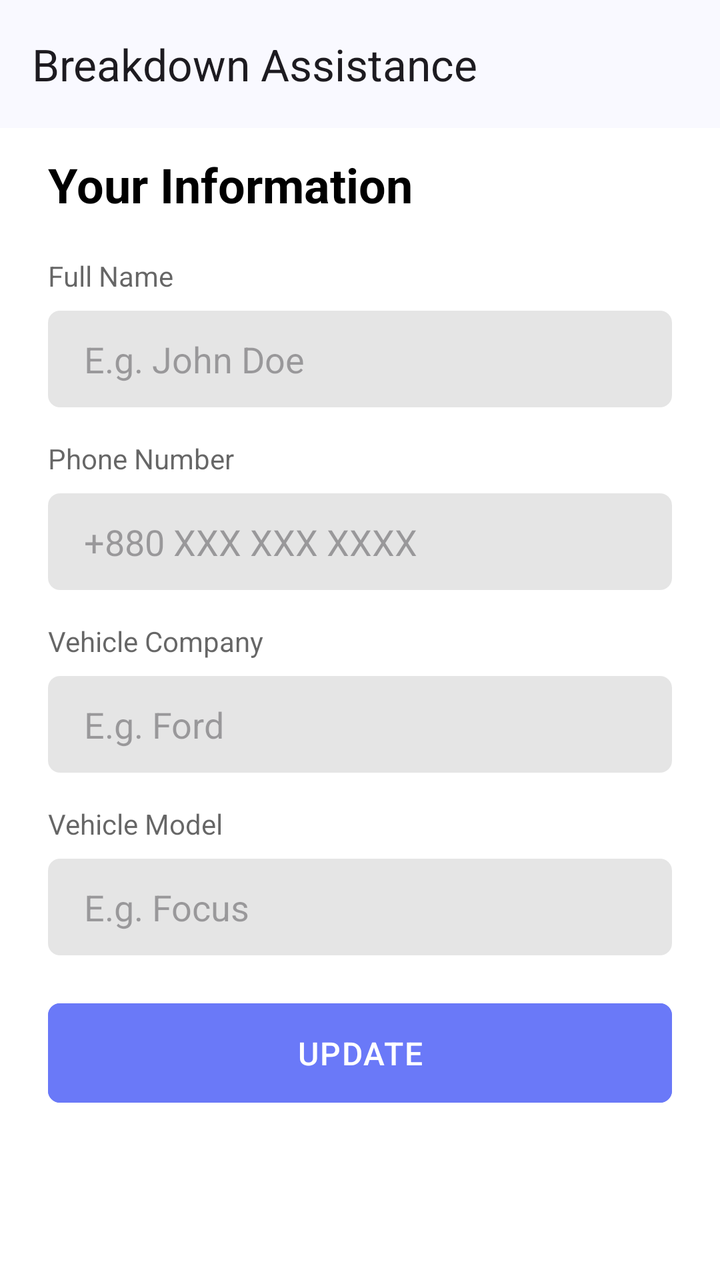
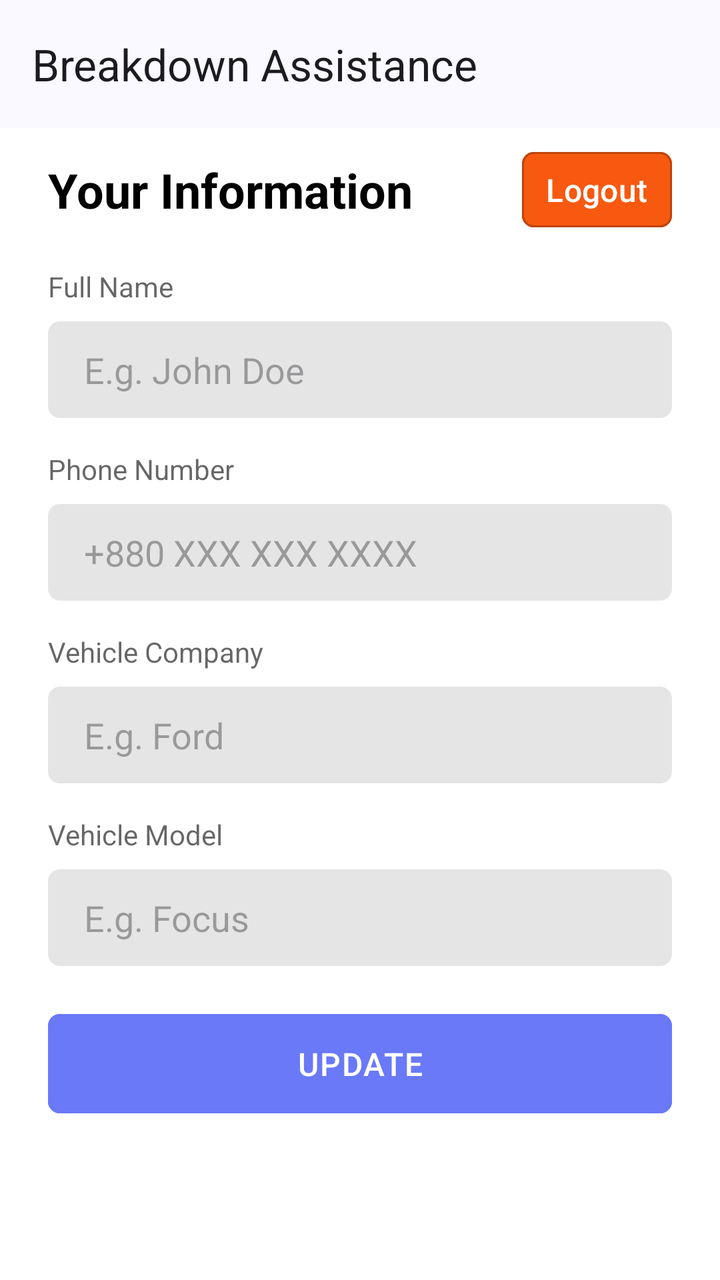

Screens rendered from an Android XML layout before and after an edit, with the pre-edit source and the edit as a unified diff.
<!-- AndroidManifest.xml: application theme Theme.BreakdownAssistance -->
<!-- res/layout/fragment_profile.xml -->
<?xml version="1.0" encoding="utf-8"?>
<androidx.coordinatorlayout.widget.CoordinatorLayout xmlns:android="http://schemas.android.com/apk/res/android"
    xmlns:app="http://schemas.android.com/apk/res-auto"
    xmlns:tools="http://schemas.android.com/tools"
    android:layout_width="match_parent"
    android:layout_height="match_parent"
    tools:context=".ui.fragments.ProfileFragment">

    <androidx.core.widget.NestedScrollView
        android:id="@+id/nestedScrollView"
        android:layout_width="match_parent"
        android:layout_height="match_parent"
        app:layout_behavior="@string/appbar_scrolling_view_behavior">

        <LinearLayout
            android:layout_width="match_parent"
            android:layout_height="match_parent"
            android:orientation="vertical"
            android:paddingHorizontal="24dp"
            android:paddingVertical="12dp">

            <TextView
                android:layout_width="wrap_content"
                android:layout_height="wrap_content"
                android:layout_marginBottom="20dp"
                android:text="Your Information"
                android:textColor="@color/black"
                android:textSize="24sp"
                android:textStyle="bold" />

            <TextView
                android:layout_width="wrap_content"
                android:layout_height="wrap_content"
                android:layout_gravity="start"
                android:alpha="0.6"
                android:text="Full Name"
                android:textColor="@color/black"
                android:textSize="14sp" />

            <EditText
                android:id="@+id/editTextFullName"
                android:layout_width="match_parent"
                android:layout_height="wrap_content"
                android:layout_marginTop="8dp"
                android:background="@drawable/yellow_edittext_bg"
                android:hint="E.g. John Doe"
                android:inputType="textPersonName"
                android:paddingHorizontal="18dp"
                android:paddingVertical="12dp" />

            <TextView
                android:layout_width="wrap_content"
                android:layout_height="wrap_content"
                android:layout_gravity="start"
                android:layout_marginTop="16dp"
                android:alpha="0.6"
                android:text="Phone Number"
                android:textColor="@color/black"
                android:textSize="14sp" />

            <EditText
                android:id="@+id/editTextPhoneNumber"
                android:layout_width="match_parent"
                android:layout_height="wrap_content"
                android:layout_marginTop="8dp"
                android:background="@drawable/yellow_edittext_bg"
                android:hint="+880 XXX XXX XXXX"
                android:inputType="phone"
                android:paddingHorizontal="18dp"
                android:paddingVertical="12dp" />

            <TextView
                android:layout_width="wrap_content"
                android:layout_height="wrap_content"
                android:layout_gravity="start"
                android:layout_marginTop="16dp"
                android:alpha="0.6"
                android:text="Vehicle Company"
                android:textColor="@color/black"
                android:textSize="14sp" />

            <EditText
                android:id="@+id/editTextVehicleCompany"
                android:layout_width="match_parent"
                android:layout_height="wrap_content"
                android:layout_marginTop="8dp"
                android:background="@drawable/yellow_edittext_bg"
                android:hint="E.g. Ford"
                android:inputType="text"
                android:paddingHorizontal="18dp"
                android:paddingVertical="12dp" />

            <TextView
                android:layout_width="wrap_content"
                android:layout_height="wrap_content"
                android:layout_gravity="start"
                android:layout_marginTop="16dp"
                android:alpha="0.6"
                android:text="Vehicle Model"
                android:textColor="@color/black"
                android:textSize="14sp" />

            <EditText
                android:id="@+id/editTextVehicleModel"
                android:layout_width="match_parent"
                android:layout_height="wrap_content"
                android:layout_marginTop="8dp"
                android:background="@drawable/yellow_edittext_bg"
                android:hint="E.g. Focus"
                android:inputType="text"
                android:paddingHorizontal="18dp"
                android:paddingVertical="12dp" />

            <com.google.android.material.button.MaterialButton
                android:id="@+id/btnContinue"
                android:layout_width="match_parent"
                android:layout_height="wrap_content"
                android:layout_marginTop="20dp"
                android:backgroundTint="@color/accent"
                android:letterSpacing="0.04"
                android:paddingVertical="14dp"
                android:text="UPDATE"
                android:textColor="@color/white"
                android:textSize="16sp"
                app:cornerRadius="6dp" />

        </LinearLayout>
    </androidx.core.widget.NestedScrollView>

    <include
        android:id="@+id/header"
        layout="@layout/view_toolbar" />

</androidx.coordinatorlayout.widget.CoordinatorLayout>
<!-- res/layout/view_toolbar.xml (included above) -->
<?xml version="1.0" encoding="utf-8"?>
<com.google.android.material.appbar.AppBarLayout xmlns:android="http://schemas.android.com/apk/res/android"
    xmlns:app="http://schemas.android.com/apk/res-auto"
    xmlns:tools="http://schemas.android.com/tools"
    android:id="@+id/appBarLayout"
    android:layout_width="match_parent"
    android:layout_height="wrap_content"
    android:fitsSystemWindows="true"
    app:liftOnScroll="true">

    <com.google.android.material.appbar.MaterialToolbar
        android:id="@+id/toolbar"
        android:layout_width="match_parent"
        android:layout_height="?attr/actionBarSize"
        android:paddingEnd="24dp"
        app:contentInsetStartWithNavigation="0dp"
        app:maxLines="1"
        app:navigationIconTint="?attr/colorOnSurface"
        app:title="@string/app_name"
        app:titleTextAppearance="@style/TextAppearance.Material3.TitleLarge"
        app:titleTextEllipsize="end"
        tools:ignore="RtlSymmetry" />

    <ProgressBar
        android:id="@+id/progress"
        style="@style/Base.Widget.AppCompat.ProgressBar.Horizontal"
        android:layout_width="match_parent"
        android:layout_height="wrap_content"
        android:layout_marginTop="-7dp"
        android:layout_marginBottom="-7dp"
        android:indeterminate="true"
        android:indeterminateTint="@color/accent"
        android:visibility="gone" />

</com.google.android.material.appbar.AppBarLayout>
<!-- resources referenced by this layout -->
<resources>
  <color name="accent">#FF6A79F8</color>
  <color name="black">#FF000000</color>
  <color name="white">#FFFFFFFF</color>
  <!-- drawable yellow_edittext_bg (drawable) -->
  <?xml version="1.0" encoding="utf-8"?>
  <shape xmlns:android="http://schemas.android.com/apk/res/android"
      android:shape="rectangle">
      <solid android:color="#1A000000" />
      <corners android:radius="6dp" />
  </shape>
  <string name="app_name">Breakdown Assistance</string>
  <style name="Theme.BreakdownAssistance" parent="Base.Theme.BreakdownAssistance" />
  <color name="transparent">#00000000</color>
  <color name="md_theme_primary">#415F91</color>
  <color name="md_theme_onPrimary">#FFFFFF</color>
  <color name="md_theme_primaryContainer">#D6E3FF</color>
  <color name="md_theme_onPrimaryContainer">#001B3E</color>
  <color name="md_theme_secondary">#565F71</color>
  <color name="md_theme_onSecondary">#FFFFFF</color>
  <color name="md_theme_secondaryContainer">#DAE2F9</color>
  <color name="md_theme_onSecondaryContainer">#131C2B</color>
  <color name="md_theme_tertiary">#705575</color>
  <color name="md_theme_onTertiary">#FFFFFF</color>
  <color name="md_theme_tertiaryContainer">#FAD8FD</color>
  <color name="md_theme_onTertiaryContainer">#28132E</color>
  <color name="md_theme_error">#BA1A1A</color>
  <color name="md_theme_onError">#FFFFFF</color>
  <color name="md_theme_errorContainer">#FFDAD6</color>
  <color name="md_theme_onErrorContainer">#410002</color>
  <color name="md_theme_background">#F9F9FF</color>
  <color name="md_theme_onBackground">#191C20</color>
  <color name="md_theme_surface">#F9F9FF</color>
  <color name="md_theme_onSurface">#191C20</color>
  <color name="md_theme_surfaceVariant">#E0E2EC</color>
  <color name="md_theme_onSurfaceVariant">#44474E</color>
  <color name="md_theme_outline">#74777F</color>
  <color name="md_theme_outlineVariant">#C4C6D0</color>
  <color name="md_theme_inverseSurface">#2E3036</color>
  <color name="md_theme_inverseOnSurface">#F0F0F7</color>
  <color name="md_theme_inversePrimary">#AAC7FF</color>
  <color name="md_theme_primaryFixed">#D6E3FF</color>
  <color name="md_theme_onPrimaryFixed">#001B3E</color>
  <color name="md_theme_primaryFixedDim">#AAC7FF</color>
  <color name="md_theme_onPrimaryFixedVariant">#284777</color>
  <color name="md_theme_secondaryFixed">#DAE2F9</color>
  <color name="md_theme_onSecondaryFixed">#131C2B</color>
  <color name="md_theme_secondaryFixedDim">#BEC6DC</color>
  <color name="md_theme_onSecondaryFixedVariant">#3E4759</color>
  <color name="md_theme_tertiaryFixed">#FAD8FD</color>
  <color name="md_theme_onTertiaryFixed">#28132E</color>
  <color name="md_theme_tertiaryFixedDim">#DDBCE0</color>
  <color name="md_theme_onTertiaryFixedVariant">#573E5C</color>
  <color name="md_theme_surfaceDim">#D9D9E0</color>
  <color name="md_theme_surfaceBright">#F9F9FF</color>
  <color name="md_theme_surfaceContainerLowest">#FFFFFF</color>
  <color name="md_theme_surfaceContainerLow">#F3F3FA</color>
  <color name="md_theme_surfaceContainer">#EDEDF4</color>
  <color name="md_theme_surfaceContainerHigh">#E7E8EE</color>
  <color name="md_theme_surfaceContainerHighest">#E2E2E9</color>
  <!-- unchanged entries left out for length: 1 -->
</resources>

<!-- the commit's change to res/layout/fragment_profile.xml (unified diff, before → after) -->
@@ -19,14 +19,41 @@
             android:paddingHorizontal="24dp"
             android:paddingVertical="12dp">
 
-            <TextView
-                android:layout_width="wrap_content"
+            <LinearLayout
+                android:layout_width="match_parent"
                 android:layout_height="wrap_content"
                 android:layout_marginBottom="20dp"
-                android:text="Your Information"
-                android:textColor="@color/black"
-                android:textSize="24sp"
-                android:textStyle="bold" />
+                android:gravity="center"
+                android:orientation="horizontal">
+
+                <TextView
+                    android:layout_width="0dp"
+                    android:layout_height="wrap_content"
+                    android:layout_weight="1"
+                    android:text="Your Information"
+                    android:textColor="@color/black"
+                    android:textSize="24sp"
+                    android:textStyle="bold" />
+
+                <com.google.android.material.button.MaterialButton
+                    android:id="@+id/btnLogout"
+                    android:layout_width="wrap_content"
+                    android:layout_height="wrap_content"
+                    android:backgroundTint="@color/orange"
+                    android:insetTop="0dp"
+                    android:insetBottom="0dp"
+                    android:minWidth="0dp"
+                    android:minHeight="0dp"
+                    android:paddingHorizontal="12dp"
+                    android:paddingVertical="8dp"
+                    android:text="Logout"
+                    android:textColor="@color/white"
+                    android:textSize="16sp"
+                    app:cornerRadius="6dp"
+                    app:strokeColor="#BE440D"
+                    app:strokeWidth="1dp" />
+
+            </LinearLayout>
 
             <TextView
                 android:layout_width="wrap_content"
<!-- resource entries referenced after the edit -->
@@ -2,6 +2,7 @@
 <resources>
   <color name="accent">#FF6A79F8</color>
   <color name="black">#FF000000</color>
+  <color name="orange">#F75910</color>
   <color name="white">#FFFFFFFF</color>
   <!-- drawable yellow_edittext_bg (drawable) -->
   <?xml version="1.0" encoding="utf-8"?>
